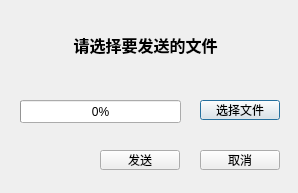
The window that tcpserver.ui (kustomzone/ChatSystem) describes before a commit, drawn with Qt 5.
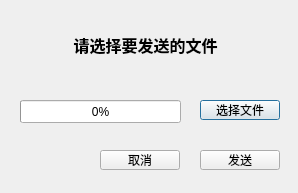
The same window after the commit. Icons and pictures are not drawn.

```diff
--- a/tcpserver.ui
+++ b/tcpserver.ui
@@ -10,6 +10,18 @@
     <height>193</height>
    </rect>
   </property>
+  <property name="minimumSize">
+   <size>
+    <width>298</width>
+    <height>193</height>
+   </size>
+  </property>
+  <property name="maximumSize">
+   <size>
+    <width>298</width>
+    <height>193</height>
+   </size>
+  </property>
   <property name="windowTitle">
    <string>Dialog</string>
   </property>
@@ -17,9 +29,9 @@
    <property name="geometry">
     <rect>
      <x>30</x>
-     <y>20</y>
+     <y>30</y>
      <width>231</width>
-     <height>51</height>
+     <height>31</height>
     </rect>
    </property>
    <property name="text">
@@ -55,7 +67,7 @@
   <widget class="QPushButton" name="serverCloseBtn">
    <property name="geometry">
     <rect>
-     <x>200</x>
+     <x>100</x>
      <y>150</y>
      <width>80</width>
      <height>20</height>
@@ -68,7 +80,7 @@
   <widget class="QPushButton" name="serverSendBtn">
    <property name="geometry">
     <rect>
-     <x>100</x>
+     <x>200</x>
      <y>150</y>
      <width>80</width>
      <height>20</height>
```
Left out of the diff: 10 changed lines with no effect on the pictures.
